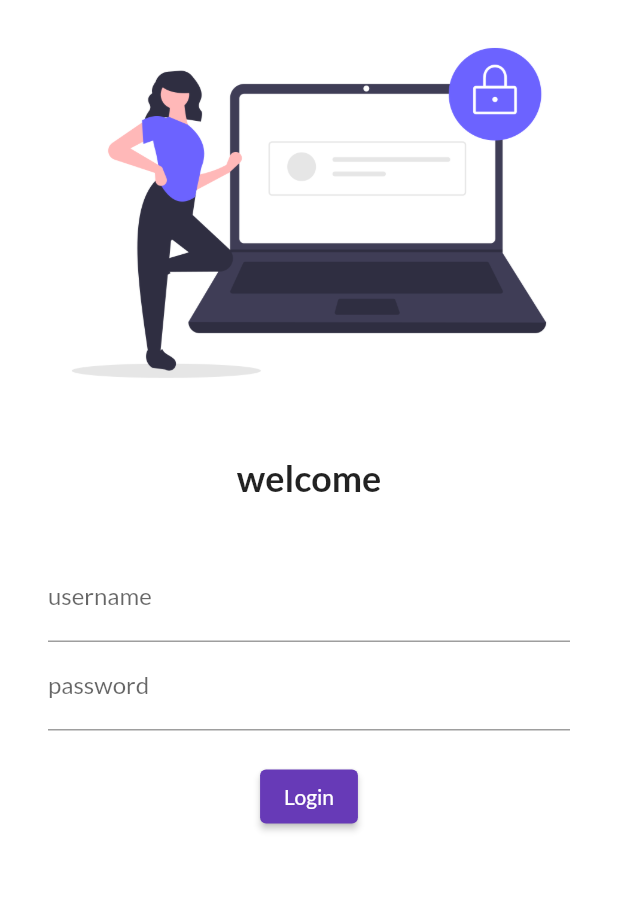
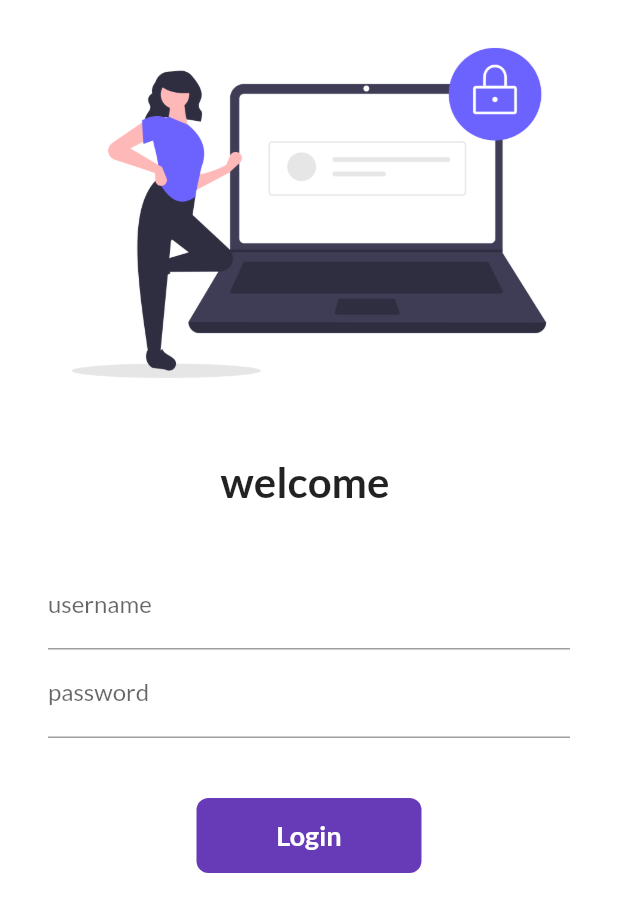
Before and after one commit to eldadstar/shopping-flutter, a Flutter app: the screen it shows after launch, on a phone screen of 412 x 824 dp. Shown: the top 912 px of the screen. Run offline on Flutter 3.47's test engine with Material 2 defaults, Android fonts, the phone set to English and light mode, and no system bars; our stand-ins replace google_fonts.

Commit message:
day 6 completed

```diff
--- a/lib/main.dart
+++ b/lib/main.dart
@@ -2,6 +2,7 @@ import 'package:flutter/material.dart';
 import 'package:shopping/pages/home_page.dart';
 import 'package:shopping/pages/login_page.dart';
 import 'package:google_fonts/google_fonts.dart';
+import 'package:shopping/utils/routes.dart';
 
 import 'pages/home_page.dart';
 
@@ -25,8 +26,8 @@ class MyApp extends StatelessWidget {
       initialRoute: "/",
       routes: {
         "/": (context) => LoginPage(),
-        "/home": (context) => HomePage(),
-        "/login": (context) => LoginPage()
+        MyRoutes.homeRoute: (context) => HomePage(),
+        MyRoutes.loginRoute: (context) => LoginPage()
       },
     );
   }
--- a/lib/pages/login_page.dart
+++ b/lib/pages/login_page.dart
@@ -1,10 +1,20 @@
 import 'package:flutter/material.dart';
+import 'package:shopping/utils/routes.dart';
 
-class LoginPage extends StatelessWidget {
+class LoginPage extends StatefulWidget {
+  @override
+  _LoginPageState createState() => _LoginPageState();
+}
+
+class _LoginPageState extends State<LoginPage> {
+  String name = "";
+  bool changeButton = false;
+
   @override
   Widget build(BuildContext context) {
     return Material(
         color: Colors.white,
+        child: SingleChildScrollView(
           child: Column(
             children: [
               Image.asset(
@@ -15,9 +25,9 @@ class LoginPage extends StatelessWidget {
                 height: 20.0,
               ),
               Text(
-              "welcome",
+                "welcome $name",
                 style: TextStyle(
-                fontSize: 24,
+                  fontSize: 28,
                   fontWeight: FontWeight.bold,
                 ),
               ),
@@ -25,15 +35,20 @@ class LoginPage extends StatelessWidget {
                 height: 20.0,
               ),
               Padding(
-              padding:
-                  const EdgeInsets.symmetric(vertical: 16.0, horizontal: 32.0),
+                padding: const EdgeInsets.symmetric(
+                    vertical: 16.0, horizontal: 32.0),
                 child: Column(
                   children: [
                     TextFormField(
                       decoration: InputDecoration(
                         hintText: "Enter username",
                         labelText: "username",
-                  )),
+                      ),
+                      onChanged: (value) {
+                        name = value;
+                        setState(() {});
+                      },
+                    ),
                     TextFormField(
                       obscureText: true,
                       decoration: InputDecoration(
@@ -42,19 +57,55 @@ class LoginPage extends StatelessWidget {
                       ),
                     ),
                     SizedBox(
-                    height: 20.0,
+                      height: 40.0,
                     ),
-                  ElevatedButton(
-                    child: Text("Login"),
-                    style: TextButton.styleFrom(),
-                    onPressed: () {
-                      print("Hi Codepur");
+                    InkWell(
+                      onTap: () async {
+                        setState(() {
+                          changeButton = true;
+                        });
+
+                        await Future.delayed(Duration(seconds: 1));
+                        Navigator.pushNamed(context, MyRoutes.homeRoute);
                       },
+                      child: AnimatedContainer(
+                        duration: Duration(seconds: 1),
+                        width: changeButton ? 50 : 150,
+                        height: 50,
+                        alignment: Alignment.center,
+                        child: changeButton
+                            ? Icon(
+                                Icons.done,
+                                color: Colors.white,
                               )
+                            : Text(
+                                "Login",
+                                style: TextStyle(
+                                    color: Colors.white,
+                                    fontWeight: FontWeight.bold,
+                                    fontSize: 18),
+                              ),
+                        decoration: BoxDecoration(
+                            color: Colors.deepPurple,
+                            //   shape:changeButton
+                            //   ? BoxShape.circle
+                            //   : BoxShape.rectangle,
+                            borderRadius:
+                                BorderRadius.circular(changeButton ? 50 : 8)),
+                      ),
+                    ),
+                    //ElevatedButton(
+                    //  child: Text("Login"),
+                    //  style: TextButton.styleFrom(minimumSize: Size(150, 40)),
+                    //  onPressed: () {
+                    //    Navigator.pushNamed(context, MyRoutes.homeRoute);
+                    //  },
+                    // )
                   ],
                 ),
               )
             ],
+          ),
         ));
   }
 }
--- /dev/null
+++ b/lib/utils/routes.dart
@@ -0,0 +1,4 @@
+class MyRoutes {
+  static String loginRoute = "/login";
+  static String homeRoute = "/home";
+}
```
Lines whose indentation alone changed are shown as unchanged.
